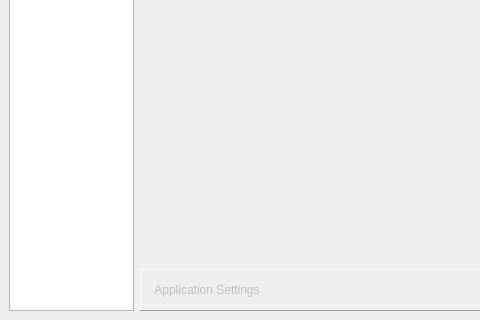
Old version of the form src/ui/synnefo.ui in the repository oyranos-cms/Synnefo; both pictures show x 0 to 480 and y 216 to 536 of the 792 by 536 pixel window.
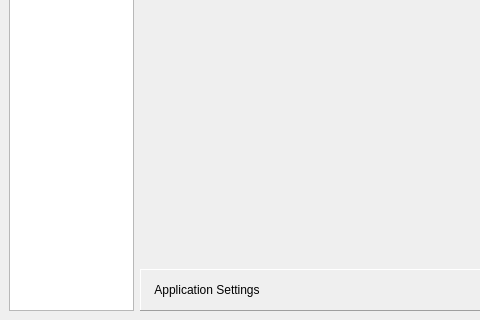
New version of the form. Icons and pictures are not drawn.

What changed in the file:
```diff
--- a/src/ui/synnefo.ui
+++ b/src/ui/synnefo.ui
@@ -102,7 +102,7 @@
        <item row="0" column="3">
         <widget class="QPushButton" name="appSettingsButton">
          <property name="enabled">
-          <bool>false</bool>
+          <bool>true</bool>
          </property>
          <property name="maximumSize">
           <size>
```
